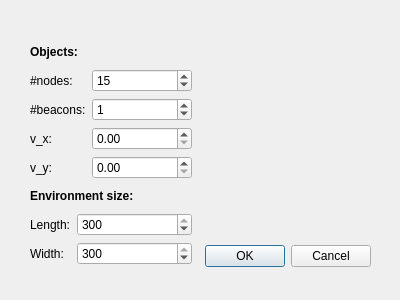
abusimbele/network_time_sync, file network_time_sync/gui/dialog_init.ui: the form before one commit.
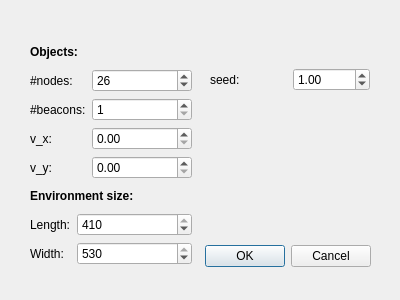
The form after the commit.

What changed in the file:
```diff
--- a/network_time_sync/gui/dialog_init.ui
+++ b/network_time_sync/gui/dialog_init.ui
@@ -67,10 +67,10 @@
       <item row="2" column="1">
        <widget class="QSpinBox" name="spinBox_nb_nodes">
         <property name="maximum">
-         <number>200</number>
+         <number>1000</number>
         </property>
         <property name="value">
-         <number>15</number>
+         <number>26</number>
         </property>
        </widget>
       </item>
@@ -83,6 +83,9 @@
       </item>
       <item row="3" column="1">
        <widget class="QSpinBox" name="spinBox_nb_beacons">
+        <property name="minimum">
+         <number>1</number>
+        </property>
         <property name="value">
          <number>1</number>
         </property>
@@ -145,20 +148,26 @@
       <item row="1" column="1">
        <widget class="QSpinBox" name="spinBox_env_width">
         <property name="maximum">
-         <number>300</number>
+         <number>530</number>
+        </property>
+        <property name="singleStep">
+         <number>10</number>
         </property>
         <property name="value">
-         <number>300</number>
+         <number>530</number>
         </property>
        </widget>
       </item>
       <item row="0" column="1">
        <widget class="QSpinBox" name="spinBox_env_length">
         <property name="maximum">
-         <number>300</number>
+         <number>410</number>
+        </property>
+        <property name="singleStep">
+         <number>10</number>
         </property>
         <property name="value">
-         <number>300</number>
+         <number>410</number>
         </property>
        </widget>
       </item>
@@ -166,6 +175,32 @@
     </item>
    </layout>
   </widget>
+  <widget class="QWidget" name="horizontalLayoutWidget">
+   <property name="geometry">
+    <rect>
+     <x>210</x>
+     <y>40</y>
+     <width>160</width>
+     <height>80</height>
+    </rect>
+   </property>
+   <layout class="QHBoxLayout" name="horizontalLayout">
+    <item>
+     <widget class="QLabel" name="label_txt_seed">
+      <property name="text">
+       <string>seed:</string>
+      </property>
+     </widget>
+    </item>
+    <item>
+     <widget class="QDoubleSpinBox" name="doubleSpinBox_seed">
+      <property name="value">
+       <double>1.000000000000000</double>
+      </property>
+     </widget>
+    </item>
+   </layout>
+  </widget>
  </widget>
  <resources/>
  <connections>
```
